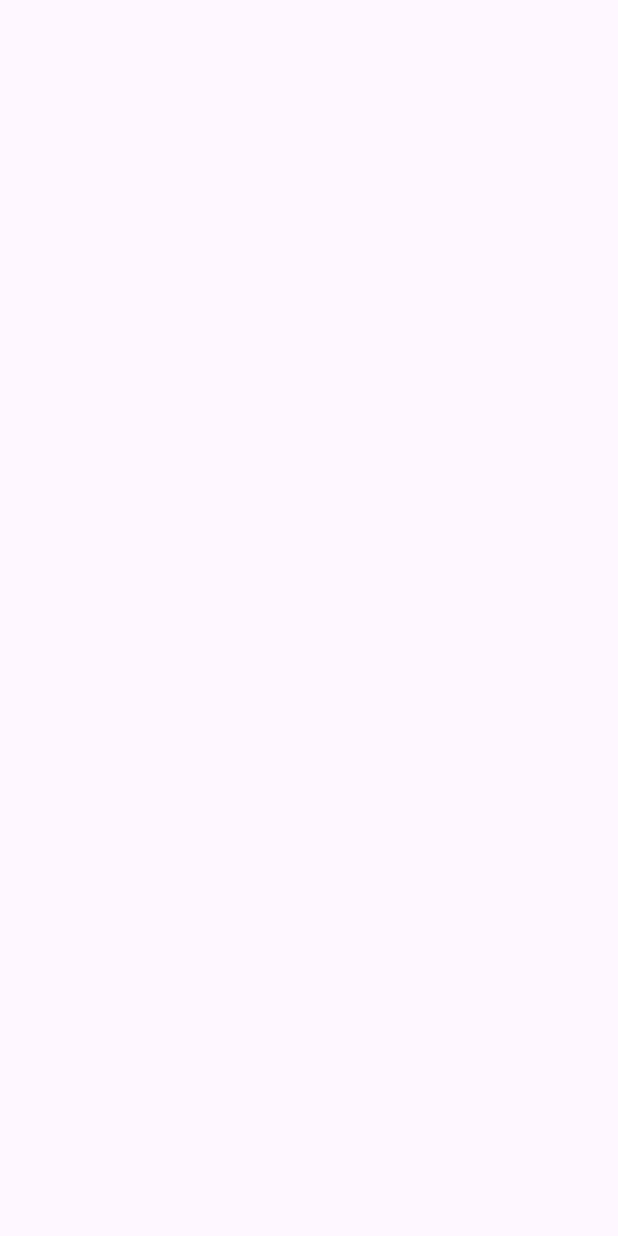
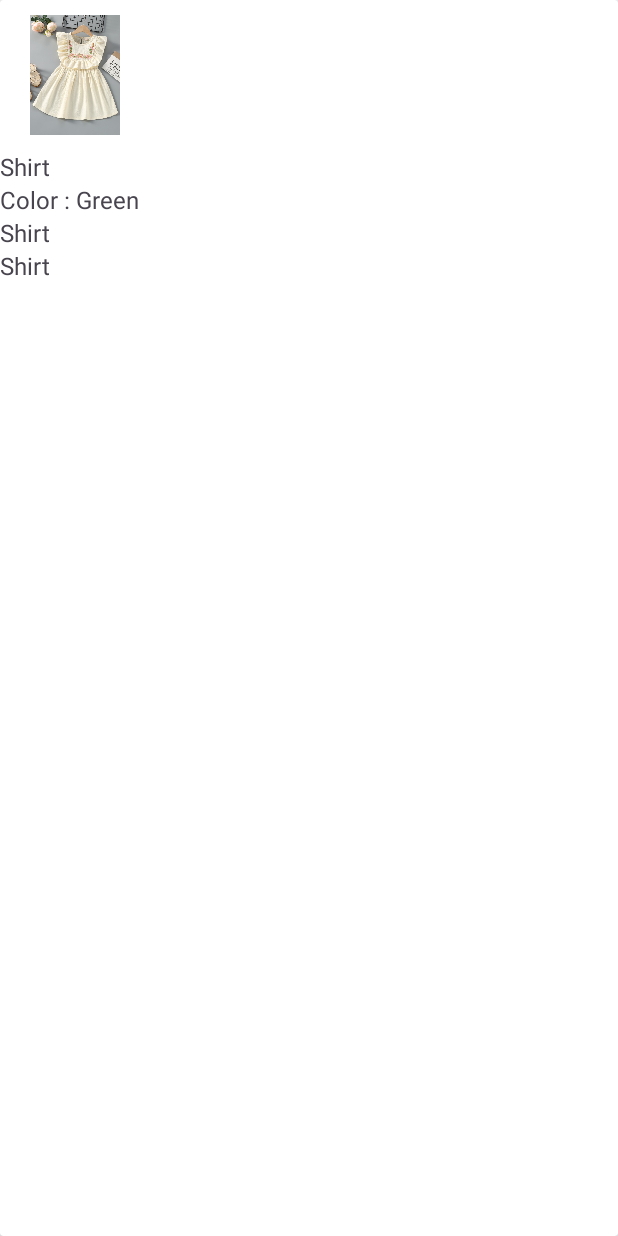
Before and after one commit to Thamidu-Premaratna/ClothShop, an Android app: the CartActivity screen opened directly, with no data from a screen before it, on a phone screen of 412 x 824 dp. Before the commit the screen is empty. Run offline under Robolectric (Android 15) with nearby library versions, the phone set to English and light mode, and no system bars.

Commit message:
cart activity

```diff
--- a/app/src/main/java/com/app/clothshop/LoginActivity.java
+++ b/app/src/main/java/com/app/clothshop/LoginActivity.java
@@ -74,7 +74,7 @@ public class LoginActivity extends AppCompatActivity {
         ClickableSpan clickableSpan2 = new ClickableSpan() {
             @Override
             public void onClick(View widget) {
-                Intent intent = new Intent(LoginActivity.this, LoginActivity.class);
+                Intent intent = new Intent(LoginActivity.this, RegisterActivity.class);
                 startActivity(intent);
             }
 
--- a/app/src/main/res/layout/activity_cart.xml
+++ b/app/src/main/res/layout/activity_cart.xml
@@ -1,9 +1,75 @@
 <?xml version="1.0" encoding="utf-8"?>
-<androidx.constraintlayout.widget.ConstraintLayout xmlns:android="http://schemas.android.com/apk/res/android"
+<androidx.cardview.widget.CardView xmlns:android="http://schemas.android.com/apk/res/android"
+    xmlns:tools="http://schemas.android.com/tools"
     xmlns:app="http://schemas.android.com/apk/res-auto"
-    xmlns:tools="http://schemas.android.com/tools"
-    android:layout_width="match_parent"
+    app:cardElevation="3dp"
+    app:layout_margin="3dp"
     android:layout_height="match_parent"
-    tools:context=".CartActivity">
+    android:layout_width="match_parent">
 
+<androidx.constraintlayout.widget.ConstraintLayout
+    android:id="@+id/constraintLayout"
+    android:layout_width="wrap_content"
+    android:layout_height="wrap_content"
+
+    app:layout_constraintEnd_toEndOf="parent"
+    app:layout_constraintHorizontal_bias="0.428"
+    app:layout_constraintStart_toStartOf="parent"
+    app:layout_constraintTop_toTopOf="parent">
+
+    <LinearLayout
+        android:layout_width="wrap_content"
+        android:layout_height="wrap_content"
+        android:orientation="vertical"
+        app:layout_constraintBottom_toBottomOf="parent"
+        app:layout_constraintEnd_toEndOf="parent"
+        app:layout_constraintStart_toStartOf="parent"
+        app:layout_constraintTop_toTopOf="parent">
+
+        <ImageView
+            android:layout_gravity="center_vertical"
+            android:layout_width="80dp"
+            android:layout_height="80dp"
+            android:layout_margin="10dp"
+            android:src="@drawable/k_w_cloth">
+
+        </ImageView>
+
+        <LinearLayout
+            android:layout_width="match_parent"
+            android:layout_height="wrap_content"
+            android:orientation="vertical">
+        <com.google.android.material.textview.MaterialTextView
+            android:layout_width="wrap_content"
+            android:layout_height="wrap_content"
+            android:text="Shirt"
+            android:textSize="16sp" />
+
+        <com.google.android.material.textview.MaterialTextView
+            android:layout_width="wrap_content"
+            android:layout_height="wrap_content"
+            android:text="Color : Green"
+            android:textSize="16sp" />
+
+        <com.google.android.material.textview.MaterialTextView
+            android:layout_width="wrap_content"
+            android:layout_height="wrap_content"
+            android:text="Shirt"
+            android:textSize="16sp" />
+
+         <com.google.android.material.textview.MaterialTextView
+                android:layout_width="wrap_content"
+                android:layout_height="wrap_content"
+                android:text="Shirt"
+                android:textSize="16sp" />
+        </LinearLayout>
+    </LinearLayout>
 </androidx.constraintlayout.widget.ConstraintLayout>
+
+    <androidx.constraintlayout.widget.ConstraintLayout
+        android:layout_width="match_parent"
+        android:layout_height="match_parent"
+        android:orientation="vertical">
+
+    </androidx.constraintlayout.widget.ConstraintLayout>
+</androidx.cardview.widget.CardView>
--- a/app/src/main/res/values/strings.xml
+++ b/app/src/main/res/values/strings.xml
@@ -106,4 +106,11 @@
     </string>
     <!--    Sign up screen text: end -->
 
+    <!--    Bag screen text: start -->
+    <string name="cart">My Bag</string>
+    <string name="promo">Enter your promo code</string>
+    <string name="checkout">Checkout</string>
+    <string name="total_msg">Total Amount : </string>
+    <!--    Bag screen text: end -->
+
 </resources>
```
